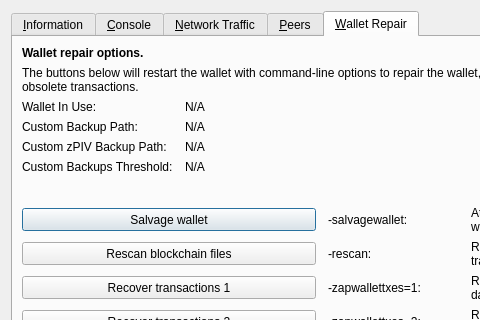
The window that src/qt/forms/rpcconsole.ui (ygtars/SmartBlock) describes before a commit, drawn with Qt 5; both pictures show x 0 to 480 and y 0 to 320 of the 769 by 485 pixel window.
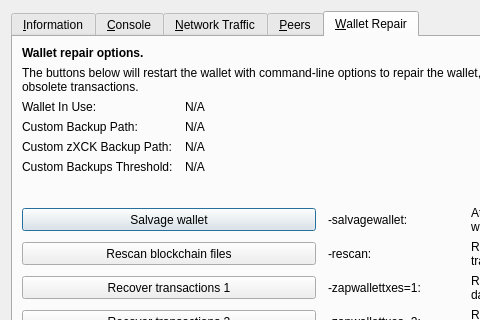
The same window after the commit. The open tabs and pages were chosen to show the change. Icons and pictures are not drawn. Custom widgets are drawn as their Qt base class.

Patch:
```diff
--- a/src/qt/forms/rpcconsole.ui
+++ b/src/qt/forms/rpcconsole.ui
@@ -1328,7 +1328,7 @@
        <item row="4" column="0">
         <widget class="QLabel" name="wallet_customzpivbackuppath_label">
          <property name="text">
-          <string>Custom zPIV Backup Path:</string>
+          <string>Custom zXCK Backup Path:</string>
          </property>
          <property name="visible">
           <bool>false</bool>
```
Left out of the diff: 10 changed lines with no effect on the pictures.
